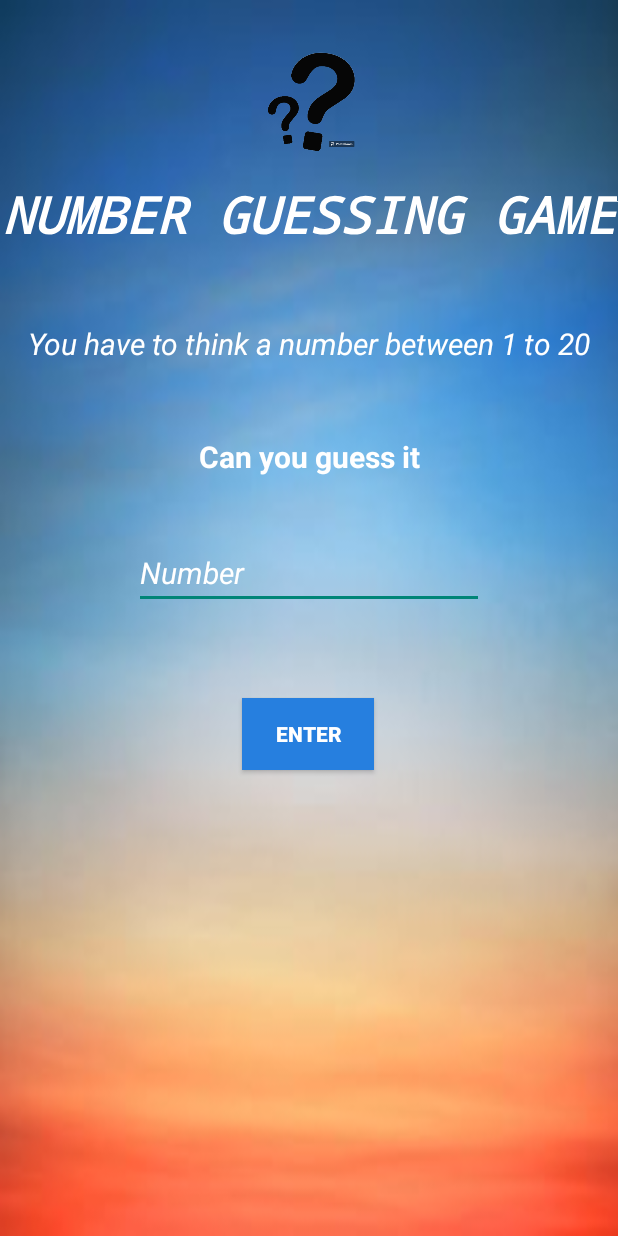
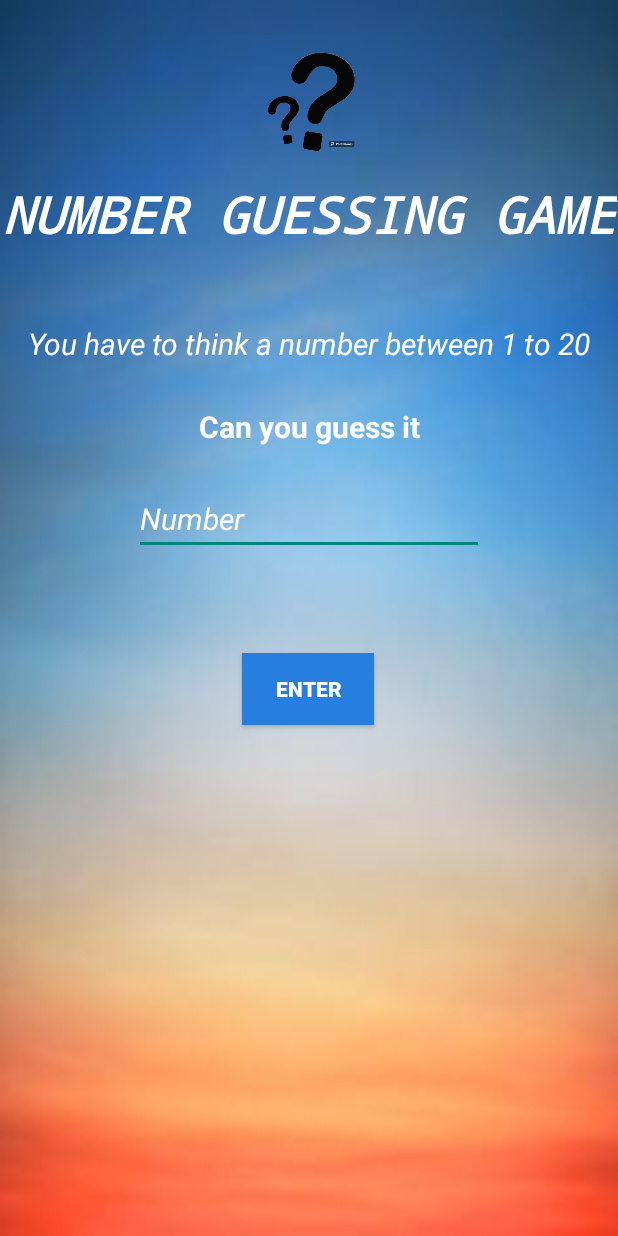
Before and after one commit to HadeedH3ro/Number_Guessing_Game, an Android app: the MainActivity screen opened directly, with no data from a screen before it, on a phone screen of 412 x 824 dp. Run offline under Robolectric (Android 15) with nearby library versions, the phone set to English and light mode, and no system bars.

Commit message:
this my number guessing game

```diff
--- a/app/src/main/res/layout/activity_main.xml
+++ b/app/src/main/res/layout/activity_main.xml
@@ -47,12 +47,12 @@
 
     <TextView
         android:id="@+id/textView2"
-        android:textColor="@color/white"
         android:layout_width="match_parent"
         android:layout_height="wrap_content"
-        android:layout_marginTop="48dp"
+        android:layout_marginTop="28dp"
         android:text="Can you guess it"
         android:textAlignment="center"
+        android:textColor="@color/white"
         android:textSize="20sp"
         android:textStyle="bold"
         app:layout_constraintEnd_toEndOf="parent"
@@ -62,17 +62,17 @@
 
     <EditText
         android:id="@+id/guess"
-        android:textStyle="italic"
         android:layout_width="wrap_content"
         android:layout_height="wrap_content"
         android:layout_marginStart="100dp"
-        android:layout_marginTop="40dp"
+        android:layout_marginTop="24dp"
         android:layout_marginEnd="100dp"
-        android:textColorHint="@color/white"
         android:ems="10"
         android:hint="Number"
         android:inputType="number"
+        android:textColorHint="@color/white"
         android:textSize="20sp"
+        android:textStyle="italic"
         app:layout_constraintEnd_toEndOf="parent"
         app:layout_constraintHorizontal_bias="0.52"
         app:layout_constraintStart_toStartOf="parent"
--- a/app/src/main/res/mipmap-anydpi-v26/ic_launcher.xml
+++ b/app/src/main/res/mipmap-anydpi-v26/ic_launcher.xml
@@ -1,6 +1,5 @@
 <?xml version="1.0" encoding="utf-8"?>
 <adaptive-icon xmlns:android="http://schemas.android.com/apk/res/android">
-    <background android:drawable="@drawable/ic_launcher_background" />
-    <foreground android:drawable="@drawable/ic_launcher_foreground" />
-    <monochrome android:drawable="@drawable/ic_launcher_foreground" />
+    <background android:drawable="@color/ic_launcher_background"/>
+    <foreground android:drawable="@mipmap/ic_launcher_foreground"/>
 </adaptive-icon>
--- a/app/src/main/res/mipmap-anydpi-v26/ic_launcher_round.xml
+++ b/app/src/main/res/mipmap-anydpi-v26/ic_launcher_round.xml
@@ -1,6 +1,5 @@
 <?xml version="1.0" encoding="utf-8"?>
 <adaptive-icon xmlns:android="http://schemas.android.com/apk/res/android">
-    <background android:drawable="@drawable/ic_launcher_background" />
-    <foreground android:drawable="@drawable/ic_launcher_foreground" />
-    <monochrome android:drawable="@drawable/ic_launcher_foreground" />
+    <background android:drawable="@color/ic_launcher_background"/>
+    <foreground android:drawable="@mipmap/ic_launcher_foreground"/>
 </adaptive-icon>
--- /dev/null
+++ b/app/src/main/res/values/ic_launcher_background.xml
@@ -0,0 +1,4 @@
+<?xml version="1.0" encoding="utf-8"?>
+<resources>
+    <color name="ic_launcher_background">#FFFFFF</color>
+</resources>
```
Also changed, not shown: app/src/main/ic_launcher-playstore.png (added), app/src/main/res/mipmap-hdpi/ic_launcher.webp, app/src/main/res/mipmap-hdpi/ic_launcher_foreground.webp (added), app/src/main/res/mipmap-hdpi/ic_launcher_round.webp, app/src/main/res/mipmap-mdpi/ic_launcher.webp, app/src/main/res/mipmap-mdpi/ic_launcher_foreground.webp (added), app/src/main/res/mipmap-mdpi/ic_launcher_round.webp, app/src/main/res/mipmap-xhdpi/ic_launcher.webp, app/src/main/res/mipmap-xhdpi/ic_launcher_foreground.webp (added), app/src/main/res/mipmap-xhdpi/ic_launcher_round.webp, app/src/main/res/mipmap-xxhdpi/ic_launcher.webp, app/src/main/res/mipmap-xxhdpi/ic_launcher_foreground.webp (added), app/src/main/res/mipmap-xxhdpi/ic_launcher_round.webp, app/src/main/res/mipmap-xxxhdpi/ic_launcher.webp, 2 more files.
